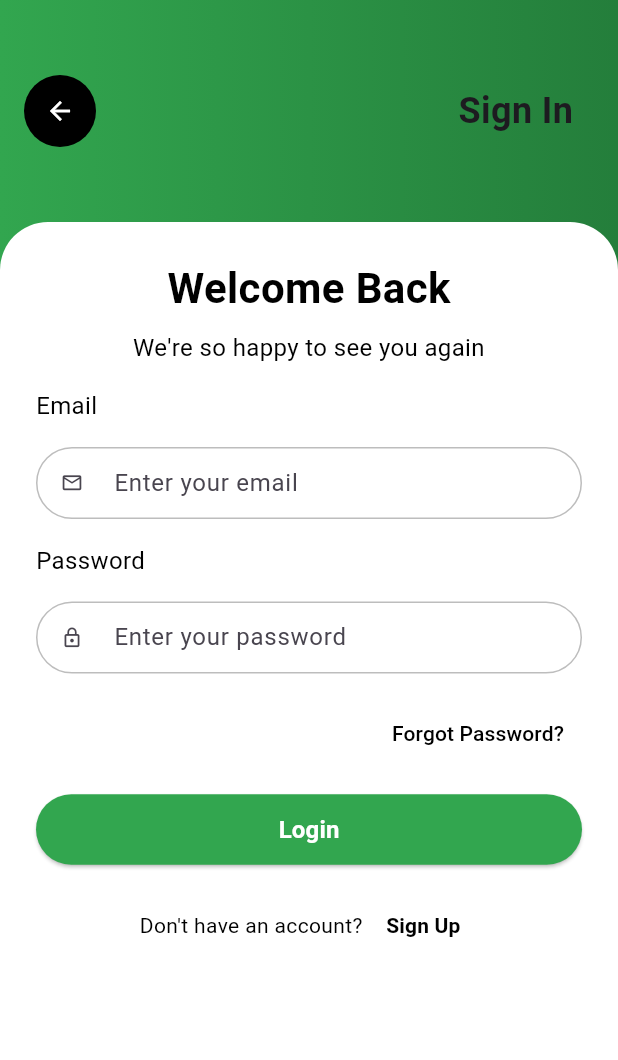
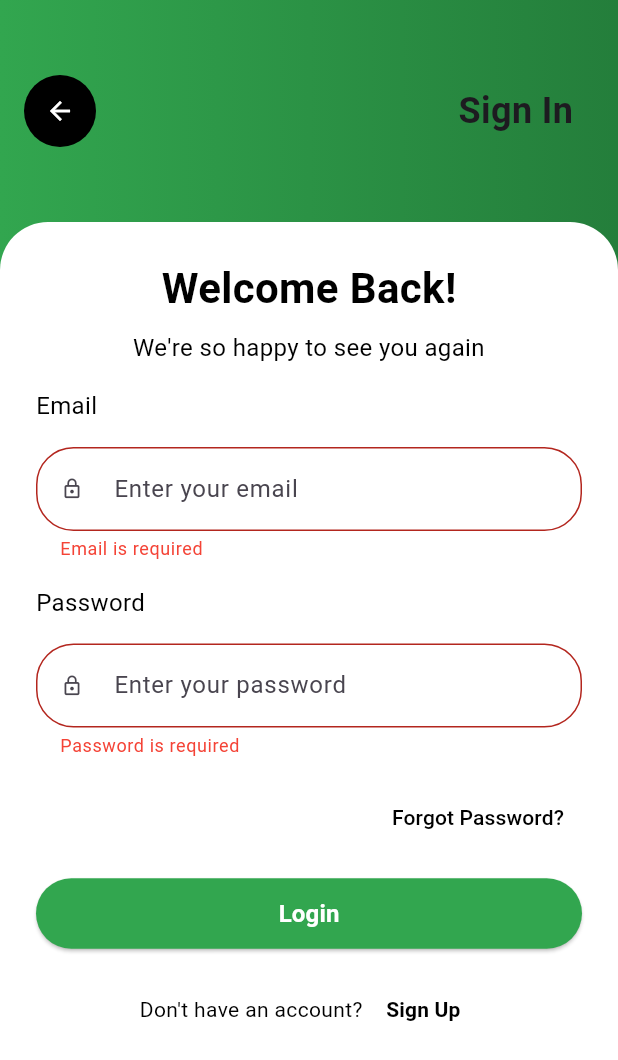
Before and after one commit to JayaneshB/OGPAY, a Flutter app: the LoginScreen screen opened by its route, after a tap on "Login", on a phone screen of 412 x 824 dp. Shown: the top 1060 px of the screen. Run offline on Flutter 3.47's test engine with Material 3 defaults, Android fonts, the phone set to English and light mode, and no system bars; our stand-ins replace go_router.

Commit message:
validation added

```diff
--- /dev/null
+++ b/lib/common/widgets/email_inputfield_widget.dart
@@ -0,0 +1,69 @@
+import 'package:flutter/material.dart';
+import 'package:ogpay/utility/colors.dart';
+import 'package:ogpay/utility/strings.dart';
+import 'package:ogpay/utility/validators/validations.dart';
+
+class EmailField extends StatefulWidget {
+  const EmailField({
+    super.key,
+    required this.controller,
+    required this.focusNode,
+    required this.nextFocusNode,
+  });
+
+  final TextEditingController controller;
+  final FocusNode focusNode;
+  final FocusNode nextFocusNode;
+
+  @override
+  State<EmailField> createState() => _EmailFieldState();
+}
+
+class _EmailFieldState extends State<EmailField> {
+  AutovalidateMode _autoValidateMode = AutovalidateMode.disabled;
+
+  @override
+  void initState() {
+    super.initState();
+    widget.focusNode.addListener(() {
+      if (!widget.focusNode.hasFocus) {
+        setState(() {
+          _autoValidateMode = AutovalidateMode.onUserInteraction;
+        });
+      }
+    });
+  }
+
+  @override
+  Widget build(BuildContext context) {
+    return TextFormField(
+      controller: widget.controller,
+      focusNode: widget.focusNode,
+      autovalidateMode: _autoValidateMode,
+      keyboardType: TextInputType.emailAddress,
+      textInputAction: TextInputAction.next,
+      onFieldSubmitted: (_) =>
+          FocusScope.of(context).requestFocus(widget.nextFocusNode),
+      validator: Validators.email,
+      decoration: InputDecoration(
+        hintText: AppStrings.enterYourEmail,
+        prefixIcon: Icon(Icons.lock_outline, size: 15),
+        filled: true,
+        fillColor: Colors.white,
+        labelStyle: TextStyle(color: Colors.black),
+        border: OutlineInputBorder(
+          borderRadius: BorderRadius.circular(25),
+          borderSide: BorderSide(color: Colors.grey.shade300),
+        ),
+        focusedBorder: OutlineInputBorder(
+          borderRadius: BorderRadius.circular(25),
+          borderSide: BorderSide(color: AppColors.emeraldGreen),
+        ),
+        enabledBorder: OutlineInputBorder(
+          borderRadius: BorderRadius.circular(25),
+          borderSide: BorderSide(color: Colors.grey.shade400),
+        ),
+      ).copyWith(errorStyle: const TextStyle(color: Colors.red, fontSize: 12)),
+    );
+  }
+}
--- /dev/null
+++ b/lib/common/widgets/password_inputfield_widget.dart
@@ -0,0 +1,66 @@
+import 'package:flutter/material.dart';
+import 'package:ogpay/utility/colors.dart';
+import 'package:ogpay/utility/strings.dart';
+import 'package:ogpay/utility/validators/validations.dart';
+
+class PasswordField extends StatefulWidget {
+  const PasswordField({
+    super.key,
+    required this.controller,
+    required this.focusNode,
+  });
+
+  final TextEditingController controller;
+  final FocusNode focusNode;
+
+  @override
+  State<PasswordField> createState() => _PasswordFieldState();
+}
+
+class _PasswordFieldState extends State<PasswordField> {
+  AutovalidateMode _autoValidateMode = AutovalidateMode.disabled;
+
+  @override
+  void initState() {
+    super.initState();
+    widget.focusNode.addListener(() {
+      if (!widget.focusNode.hasFocus) {
+        setState(() {
+          _autoValidateMode = AutovalidateMode.onUserInteraction;
+        });
+      }
+    });
+  }
+
+  @override
+  Widget build(BuildContext context) {
+    return TextFormField(
+      controller: widget.controller,
+      focusNode: widget.focusNode,
+      autovalidateMode: _autoValidateMode,
+      obscureText: true,
+      textInputAction: TextInputAction.done,
+      onFieldSubmitted: (_) => widget.focusNode.unfocus(),
+      validator: Validators.password,
+      decoration: InputDecoration(
+        hintText: AppStrings.enterYourPassword,
+        prefixIcon: Icon(Icons.lock_outline, size: 15),
+        filled: true,
+        fillColor: Colors.white,
+        labelStyle: TextStyle(color: Colors.black),
+        border: OutlineInputBorder(
+          borderRadius: BorderRadius.circular(25),
+          borderSide: BorderSide(color: Colors.grey.shade300),
+        ),
+        focusedBorder: OutlineInputBorder(
+          borderRadius: BorderRadius.circular(25),
+          borderSide: BorderSide(color: AppColors.emeraldGreen),
+        ),
+        enabledBorder: OutlineInputBorder(
+          borderRadius: BorderRadius.circular(25),
+          borderSide: BorderSide(color: Colors.grey.shade400),
+        ),
+      ).copyWith(errorStyle: const TextStyle(color: Colors.red, fontSize: 12)),
+    );
+  }
+}
--- a/lib/features/presentation/login/screen/login_screen.dart
+++ b/lib/features/presentation/login/screen/login_screen.dart
@@ -3,8 +3,11 @@ import 'package:go_router/go_router.dart';
 import 'package:ogpay/app_router/app_router_constants.dart';
 import 'package:ogpay/common/extension/og_extension.dart';
 import 'package:ogpay/common/widgets/back_button_widget.dart';
+import 'package:ogpay/common/widgets/email_inputfield_widget.dart';
+import 'package:ogpay/common/widgets/password_inputfield_widget.dart';
 import 'package:ogpay/common/widgets/primary_cta_button.dart';
 import 'package:ogpay/utility/colors.dart';
+import 'package:ogpay/utility/strings.dart';
 
 class LoginScreen extends StatefulWidget {
   const LoginScreen({super.key, required this.title});
@@ -15,13 +18,18 @@ class LoginScreen extends StatefulWidget {
 }
 
 class _LoginScreenState extends State<LoginScreen> {
-  final TextEditingController emailController = TextEditingController();
-  final TextEditingController passwordController = TextEditingController();
+  final _formKey = GlobalKey<FormState>();
+  final emailController = TextEditingController();
+  final passwordController = TextEditingController();
+  final emailFocusNode = FocusNode();
+  final passwordFocusNode = FocusNode();
 
   @override
   void dispose() {
     emailController.dispose();
     passwordController.dispose();
+    emailFocusNode.dispose();
+    passwordFocusNode.dispose();
     super.dispose();
   }
 
@@ -34,26 +42,19 @@ class _LoginScreenState extends State<LoginScreen> {
           decoration: BoxDecoration(gradient: AppColors.primaryGradient),
           child: Column(
             children: [
-              /// TOP WHITE SPACE
               SizedBox(
-                width: double.infinity, // 👈 forces full width
+                width: double.infinity,
                 child: Row(
                   children: [
                     Padding(
                       padding: const EdgeInsets.only(top: 50, left: 16),
-                      child: BackButtonWidget(
-                        onPressed: () {
-                          context.pop();
-                        },
+                      child: BackButtonWidget(onPressed: () => context.pop()),
                     ),
-                    ),
-
                     const Spacer(),
-
-                    Padding(
-                      padding: const EdgeInsets.only(top: 50, right: 30),
+                    const Padding(
+                      padding: EdgeInsets.only(top: 50, right: 30),
                       child: Text(
-                        "Sign In",
+                        AppStrings.signIn,
                         style: TextStyle(
                           fontSize: 24,
                           fontWeight: FontWeight.bold,
@@ -63,14 +64,14 @@ class _LoginScreenState extends State<LoginScreen> {
                   ],
                 ),
               ),
-
               const SizedBox(height: 50),
-
-              /// LOGIN CARD FILLS REST OF SCREEN
               Expanded(
                 child: LoginCard(
+                  formKey: _formKey,
                   emailController: emailController,
                   passwordController: passwordController,
+                  emailFocusNode: emailFocusNode,
+                  passwordFocusNode: passwordFocusNode,
                 ),
               ),
             ],
@@ -84,12 +85,18 @@ class _LoginScreenState extends State<LoginScreen> {
 class LoginCard extends StatelessWidget {
   const LoginCard({
     super.key,
+    required this.formKey,
     required this.emailController,
     required this.passwordController,
+    required this.emailFocusNode,
+    required this.passwordFocusNode,
   });
 
+  final GlobalKey<FormState> formKey;
   final TextEditingController emailController;
   final TextEditingController passwordController;
+  final FocusNode emailFocusNode;
+  final FocusNode passwordFocusNode;
 
   @override
   Widget build(BuildContext context) {
@@ -99,21 +106,41 @@ class LoginCard extends StatelessWidget {
         color: Colors.white,
         borderRadius: BorderRadius.vertical(top: Radius.circular(32)),
       ),
-      child: Column(
-        children: [
-          /// 🔼 FORM SECTION (TOP)
-          Expanded(
+      child: Form(
+        key: formKey,
         child: SingleChildScrollView(
           child: Column(
             crossAxisAlignment: CrossAxisAlignment.stretch,
             children: [
               const WelcomeBackHeader(),
-                  const FieldLabel(text: "Email"),
-                  EmailField(controller: emailController),
-                  const FieldLabel(text: "Password"),
-                  PasswordField(controller: passwordController),
-                  const ForgetPasswordText(),
-                  PrimaryButton(title: "Login", onPressed: () {}),
+              const FieldLabel(text: AppStrings.email),
+              EmailField(
+                controller: emailController,
+                focusNode: emailFocusNode,
+                nextFocusNode: passwordFocusNode,
+              ),
+              const FieldLabel(text: AppStrings.password),
+              PasswordField(
+                controller: passwordController,
+                focusNode: passwordFocusNode,
+              ),
+              ForgetPasswordText(
+                onForgotPasswordRedirection: () {
+                  context.push(AppRouteConstants.forgotPassword);
+                },
+              ),
+              PrimaryButton(
+                title: AppStrings.login,
+                onPressed: () {
+                  emailFocusNode.unfocus();
+                  passwordFocusNode.unfocus();
+
+                  if (formKey.currentState!.validate()) {
+                    // ✅ Valid
+                  }
+                },
+              ),
+
               SignUpContent(
                 onSignUpPressed: () {
                   context.push(AppRouteConstants.signUp);
@@ -123,85 +150,8 @@ class LoginCard extends StatelessWidget {
           ),
         ),
       ),
-        ],
-      ),
     );
   }
-}
-
-class EmailField extends StatelessWidget {
-  const EmailField({super.key, required this.controller});
-  final TextEditingController controller;
-
-  @override
-  Widget build(BuildContext context) {
-    return TextFormField(
-      controller: controller,
-      keyboardType: TextInputType.emailAddress,
-      cursorColor: AppColors.emeraldGreen,
-      decoration:
-          inputDecoration(
-            hintText: "Enter your email",
-            icon: Icons.email_outlined,
-          ).copyWith(
-            isDense: true,
-            contentPadding: const EdgeInsets.symmetric(
-              vertical: 12,
-              horizontal: 12,
-            ),
-          ),
-    );
-  }
-}
-
-class PasswordField extends StatelessWidget {
-  const PasswordField({super.key, required this.controller});
-  final TextEditingController controller;
-
-  @override
-  Widget build(BuildContext context) {
-    return TextFormField(
-      controller: controller,
-      obscureText: true,
-      cursorColor: AppColors.emeraldGreen,
-      decoration:
-          inputDecoration(
-            hintText: "Enter your password",
-            icon: Icons.lock_outline,
-          ).copyWith(
-            isDense: true,
-            contentPadding: const EdgeInsets.symmetric(
-              vertical: 12,
-              horizontal: 12,
-            ),
-          ),
-    );
-  }
-}
-
-InputDecoration inputDecoration({
-  required String hintText,
-  required IconData icon,
-}) {
-  return InputDecoration(
-    hintText: hintText,
-    prefixIcon: Icon(icon, size: 15),
-    filled: true,
-    fillColor: Colors.white,
-    labelStyle: TextStyle(color: Colors.black),
-    border: OutlineInputBorder(
-      borderRadius: BorderRadius.circular(25),
-      borderSide: BorderSide(color: Colors.grey.shade300),
-    ),
-    focusedBorder: OutlineInputBorder(
-      borderRadius: BorderRadius.circular(25),
-      borderSide: BorderSide(color: AppColors.emeraldGreen),
-    ),
-    enabledBorder: OutlineInputBorder(
-      borderRadius: BorderRadius.circular(25),
-      borderSide: BorderSide(color: Colors.grey.shade400),
-    ),
-  );
 }
 
 class FieldLabel extends StatelessWidget {
@@ -227,7 +177,7 @@ class WelcomeBackHeader extends StatelessWidget {
         mainAxisSize: MainAxisSize.min,
         children: [
           Text(
-            "Welcome Back",
+            AppStrings.welcomeOnboarding,
             style: TextStyle(
               fontSize: 28,
               fontWeight: FontWeight.bold,
@@ -236,7 +186,7 @@ class WelcomeBackHeader extends StatelessWidget {
           ),
           SizedBox(height: 8),
           Text(
-            "We're so happy to see you again",
+            AppStrings.welcomeBack,
             textAlign: TextAlign.center,
             style: TextStyle(fontSize: 16, color: Colors.black),
           ),
@@ -247,16 +197,22 @@ class WelcomeBackHeader extends StatelessWidget {
 }
 
 class ForgetPasswordText extends StatelessWidget {
-  const ForgetPasswordText({super.key});
+  final VoidCallback onForgotPasswordRedirection;
+  const ForgetPasswordText({
+    super.key,
+    required this.onForgotPasswordRedirection,
+  });
 
   @override
   Widget build(BuildContext context) {
     return Align(
       alignment: Alignment.centerRight,
       child: TextButton(
-        onPressed: () {},
+        onPressed: () {
+          onForgotPasswordRedirection();
+        },
         child: const Text(
-          "Forgot Password?",
+          AppStrings.forgotPassword,
           style: TextStyle(color: Colors.black, fontStyle: FontStyle.normal),
         ),
       ),
@@ -274,7 +230,7 @@ class SignUpContent extends StatelessWidget {
       mainAxisAlignment: MainAxisAlignment.center,
       children: [
         const Text(
-          "Don't have an account? ",
+          AppStrings.dontHaveAccount,
           style: TextStyle(color: Colors.black),
         ),
         TextButton(
@@ -282,7 +238,7 @@ class SignUpContent extends StatelessWidget {
             onSignUpPressed();
           },
           child: const Text(
-            "Sign Up",
+            AppStrings.signup,
             style: TextStyle(color: Colors.black, fontWeight: FontWeight.bold),
           ),
         ),
--- a/lib/utility/strings.dart
+++ b/lib/utility/strings.dart
@@ -2,4 +2,13 @@ class AppStrings {
   static const appName = 'OGPAY';
   static const login = 'Login';
   static const signup = 'Sign Up';
+  static const forgotPassword = 'Forgot Password?';
+  static const welcomeOnboarding = 'Welcome Back!';
+  static const enterYourEmail = 'Enter your email';
+  static const enterYourPassword = 'Enter your password';
+  static const dontHaveAccount = "Don't have an account? ";
+  static const signIn = 'Sign In';
+  static const welcomeBack = "We're so happy to see you again";
+  static const email = 'Email';
+  static const password = 'Password';
 }
--- /dev/null
+++ b/lib/utility/validators/validations.dart
@@ -0,0 +1,25 @@
+class Validators {
+  static String? email(String? value) {
+    if (value == null || value.isEmpty) {
+      return 'Email is required';
+    }
+    if (!value.contains('@')) {
+      return 'Enter a valid email';
+    }
+    return null;
+  }
+
+  static String? password(String? value) {
+    if (value == null || value.isEmpty) {
+      return 'Password is required';
+    }
+    if (value.length < 8 || value.length > 35) {
+      return 'Password must be 8–35 characters';
+    }
+    final regex = RegExp(r'^(?=.*[A-Z])(?=.*[!@#\$&*~]).{8,35}$');
+    if (!regex.hasMatch(value)) {
+      return 'Must include uppercase & special character';
+    }
+    return null;
+  }
+}
```
Lines whose indentation alone changed are shown as unchanged.
